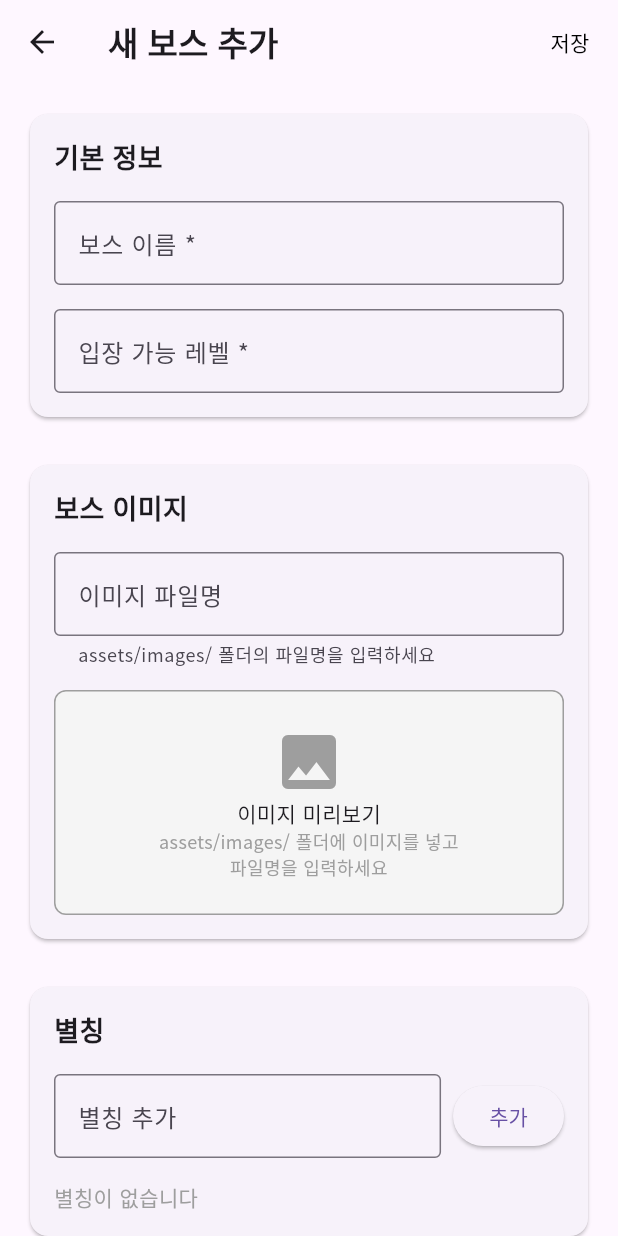
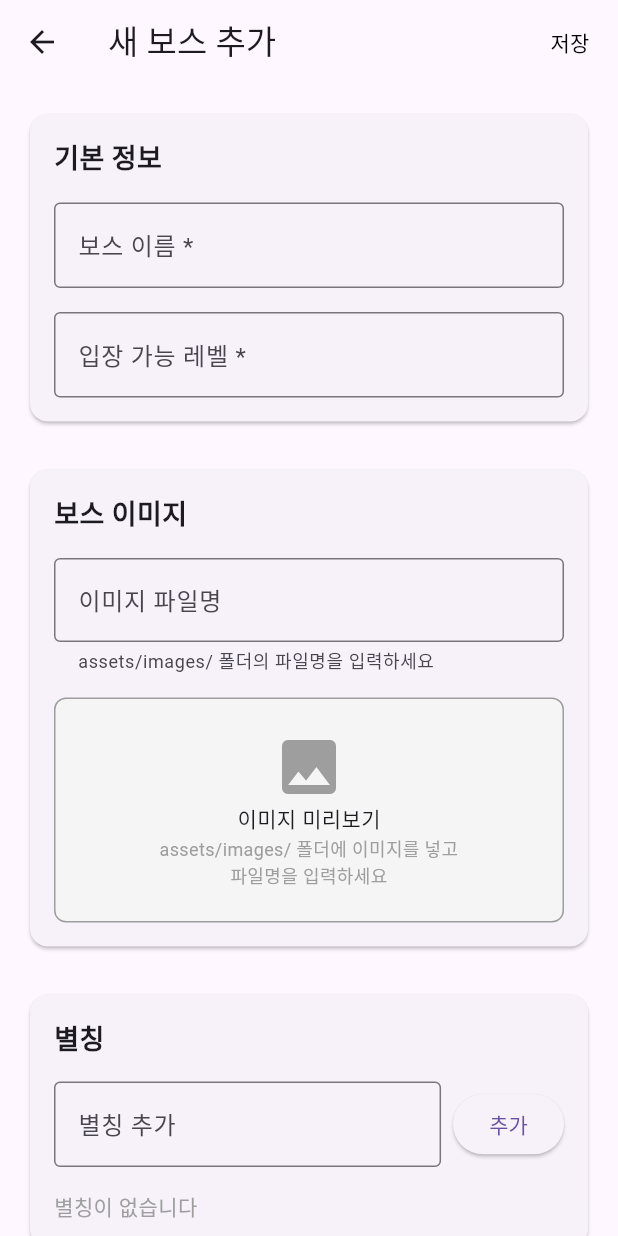
Before and after one commit to emotionalboySY/gsbot_manager, a Flutter app: the screen it shows after launch, after a tap on the "add" icon, on a phone screen of 412 x 824 dp. Run offline on Flutter 3.47's test engine with Material 3 defaults, Android fonts, the phone set to English and light mode, and no system bars; our stand-ins replace dio, firebase_core, firebase_messaging, flutter_local_notifications, get; accounts and stored records are empty; network calls fail; Roboto replaces fonts that are missing (PretendardVariable).

Commit message:
refactor: replace Google Fonts to Pretendard as supported with boldText in MediaQuery

```diff
--- a/lib/main.dart
+++ b/lib/main.dart
@@ -1,8 +1,8 @@
 import 'package:firebase_core/firebase_core.dart';
+import 'package:flutter/foundation.dart';
 import 'package:flutter/material.dart';
 import 'package:flutter_localizations/flutter_localizations.dart';
 import 'package:get/get.dart';
-import 'package:google_fonts/google_fonts.dart';
 import 'package:gsbot_manager/screens/settings.dart';
 import 'package:gsbot_manager/services/api_service.dart';
 import 'package:gsbot_manager/services/notification_service.dart';
@@ -20,12 +20,16 @@ import 'firebase_options.dart';
 void main() async {
   WidgetsFlutterBinding.ensureInitialized();
 
-  print('🚀 앱 시작...');
+  if (kDebugMode) {
+    print('🚀 앱 시작...');
+  }
 
   await Firebase.initializeApp(
     options: DefaultFirebaseOptions.currentPlatform,
   );
-  print('✅ Firebase 초기화 완료');
+  if (kDebugMode) {
+    print('✅ Firebase 초기화 완료');
+  }
 
   await NotificationService.initialize();
   NotificationService.setupTokenRefreshListener();
@@ -48,14 +52,7 @@ class MyApp extends StatelessWidget {
       theme: ThemeData(
         primarySwatch: Colors.blue,
         useMaterial3: true,
-        textTheme: GoogleFonts.notoSansKrTextTheme(
-          Theme.of(context).textTheme
-        ).copyWith(
-          titleLarge: GoogleFonts.notoSansKr(fontWeight: FontWeight.w900),
-          titleMedium: GoogleFonts.notoSansKr(fontWeight: FontWeight.bold),
-          bodyLarge: GoogleFonts.notoSansKr(fontWeight: FontWeight.w400),
-          bodyMedium: GoogleFonts.notoSansKr(fontWeight: FontWeight.w300),
-        ),
+        fontFamily: "PretendardVariable",
       ),// Locale 설정 추가
       locale: Locale('ko', 'KR'),
       fallbackLocale: Locale('en', 'US'),
--- a/pubspec.yaml
+++ b/pubspec.yaml
@@ -97,7 +97,10 @@ flutter:
   #       - asset: fonts/TrajanPro.ttf
   #       - asset: fonts/TrajanPro_Bold.ttf
   #         weight: 700
-  #
+  fonts:
+    - family: PretendardVariable
+      fonts:
+        - asset: assets/fonts/PretendardVariable.ttf
   # For details regarding fonts from package dependencies,
   # see https://flutter.dev/to/font-from-package
 
```
Also changed, not shown: pubspec.lock, 1 other file.
